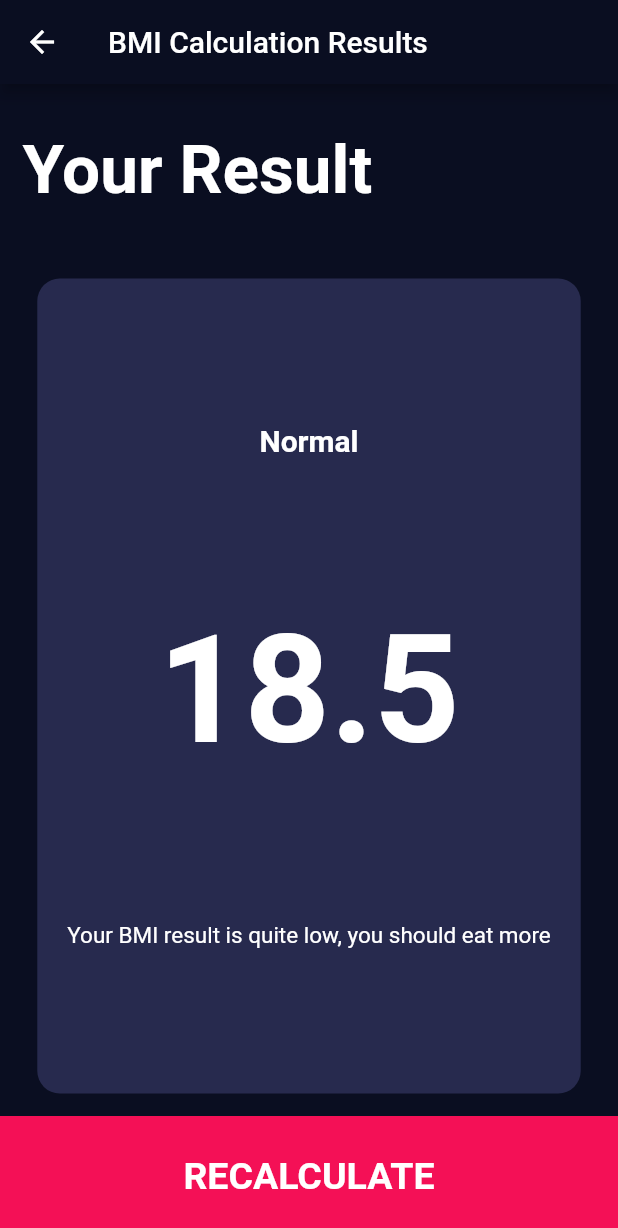
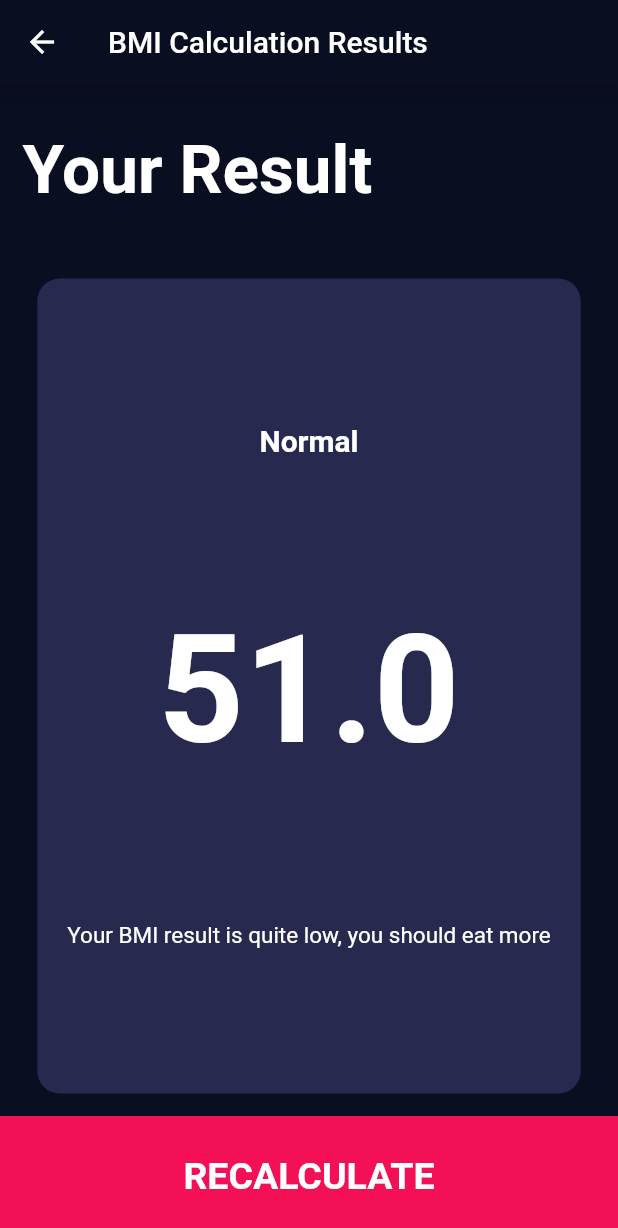
Before and after one commit to maviswisanggeni/bmi-calculator-app, a Flutter app: the screen it shows after launch, after a tap on "CALCULATE", on a phone screen of 412 x 824 dp. Shown: the top 1228 px of the screen. Run offline on Flutter 3.47's test engine with Material 2 defaults, Android fonts, the phone set to English and light mode, and no system bars.

Commit message:
data: [MW] Passing Data to another Page

```diff
--- a/lib/views/bmi_data_screen.dart
+++ b/lib/views/bmi_data_screen.dart
@@ -13,6 +13,14 @@ class _BmiDataScreenState extends State<BmiDataScreen> {
   int height = 100;
   int weight = 50;
   int age = 20;
+
+  double calculateBMI() {
+    double heightInMeter = height / 100;
+    final h = heightInMeter * heightInMeter;
+    final bmi = weight / h;
+
+    return bmi;
+  }
 
   @override
   Widget build(BuildContext context) {
@@ -222,10 +230,13 @@ class _BmiDataScreenState extends State<BmiDataScreen> {
         ),
         GestureDetector(
           onTap: () {
+            print(calculateBMI());
             Navigator.of(context).push(
               MaterialPageRoute(
                 builder: ((context) {
-                  return BmiResultScreen();
+                  return BmiResultScreen(
+                    bmi: calculateBMI(),
+                  );
                 }),
               ),
             );
--- a/lib/views/bmi_result_screen.dart
+++ b/lib/views/bmi_result_screen.dart
@@ -2,7 +2,9 @@ import 'package:bmi/views/bmi_data_screen.dart';
 import 'package:flutter/material.dart';
 
 class BmiResultScreen extends StatelessWidget {
-  const BmiResultScreen({Key? key}) : super(key: key);
+  const BmiResultScreen({Key? key, required this.bmi}) : super(key: key);
+
+  final double bmi;
 
   @override
   Widget build(BuildContext context) {
@@ -47,7 +49,7 @@ class BmiResultScreen extends StatelessWidget {
                       ),
                     ),
                     Text(
-                      "18.5",
+                      "${bmi.toStringAsFixed(1)}",
                       style: TextStyle(
                         fontSize: 100,
                         fontWeight: FontWeight.bold,
```
